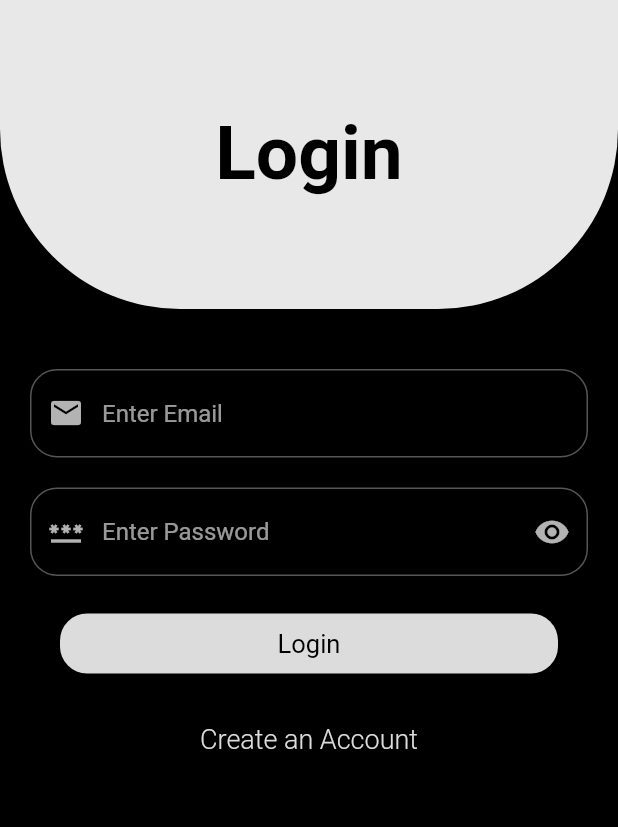
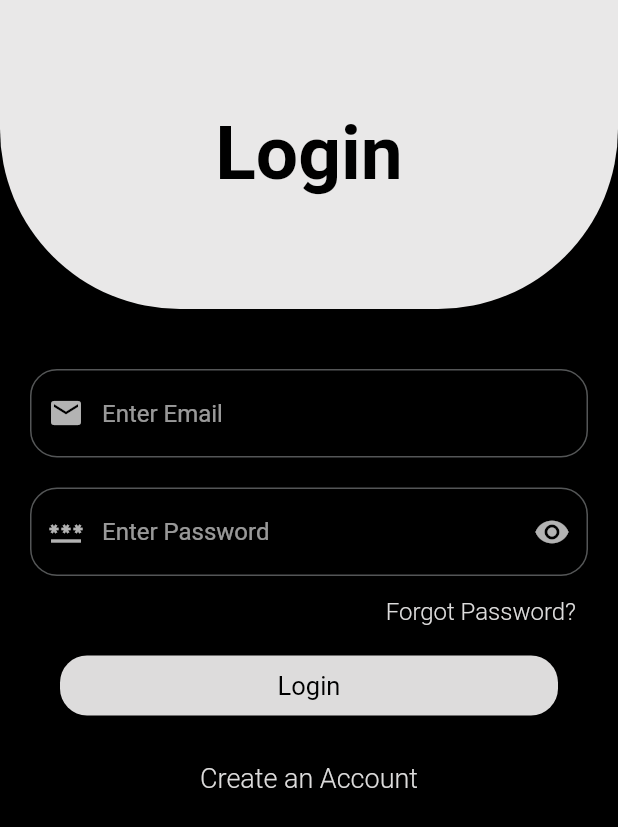
Before and after one commit to ZaynMeledath/zynotes, a Flutter app: the screen it shows after launch, after a tap on "Login or Register", on a phone screen of 412 x 824 dp. Shown: the top 827 px of the screen. Run offline on Flutter 3.47's test engine with Material 2 defaults, Android fonts, the phone set to English and light mode, and no system bars; our stand-ins replace firebase_auth, firebase_core, sqflite; accounts and stored records are empty.

Commit message:
Step-11.1
Guest Homepage Updated

```diff
--- a/lib/views/guest_view.dart
+++ b/lib/views/guest_view.dart
@@ -13,38 +13,86 @@ class GuestView extends StatefulWidget {
 class _GuestViewState extends State<GuestView> {
   @override
   Widget build(BuildContext context) {
+    final screenWidth = MediaQuery.of(context).size.width;
+    final screenHeight = MediaQuery.of(context).size.height;
     return Scaffold(
-        appBar: AppBar(
-          title: const Text('Home Page'),
-          centerTitle: true,
-        ),
-        body: Container(
-          padding: const EdgeInsets.symmetric(horizontal: 0, vertical: 15),
+        body: SafeArea(
       child: Center(
         child: Column(
           children: [
-                const Padding(
-                    padding: EdgeInsets.only(bottom: 8, top: 3),
+            Stack(children: [
+              Container(
+                width: screenWidth,
+                height: screenHeight * .25,
+                decoration: const BoxDecoration(
+                    color: Color.fromARGB(255, 233, 232, 232),
+                    borderRadius: BorderRadius.only(
+                        bottomLeft: Radius.circular(120),
+                        bottomRight: Radius.circular(120))),
+                child: Image.asset(
+                  'assets/images/ColorfulNote.png',
+                  width: 250,
+                  height: 250,
+                ),
+              ),
+              const Positioned(
+                left: 145,
+                top: 55,
                 child: Text(
-                      'Hi Guest',
+                  'Hi',
                   style: TextStyle(
-                        fontSize: 25,
-                        fontWeight: FontWeight.w500,
+                    color: Colors.black,
+                    fontSize: 30,
+                    fontWeight: FontWeight.w400,
                   ),
-                    )),
+                ),
+              ),
+              const Positioned(
+                left: 210,
+                top: 55,
+                child: Text(
+                  'Guest',
+                  style: TextStyle(
+                    color: Colors.black,
+                    fontSize: 30,
+                    fontWeight: FontWeight.w400,
+                  ),
+                ),
+              ),
+            ]),
+            const SizedBox(height: 50),
             const Text(
               'WELCOME TO ZYNOTES',
-                  style: TextStyle(fontSize: 25, fontWeight: FontWeight.w500),
+              style: TextStyle(fontSize: 28, fontWeight: FontWeight.w500),
             ),
-                Padding(
-                  padding: const EdgeInsets.only(top: 8),
-                  child: ElevatedButton(
-                      onPressed: () {
-                        Navigator.of(context).pushNamedAndRemoveUntil(
-                            loginView, (route) => false);
+            GestureDetector(
+              onTap: () {
+                Navigator.of(context)
+                    .pushNamedAndRemoveUntil(loginView, (route) => false);
               },
-                      child: const Text('Login or Register')),
-                )
+              child: Padding(
+                padding: const EdgeInsets.symmetric(
+                  horizontal: 60,
+                  vertical: 40,
+                ),
+                child: Container(
+                  width: double.infinity,
+                  height: 40,
+                  decoration: BoxDecoration(
+                    color: const Color.fromARGB(255, 221, 220, 220),
+                    borderRadius: BorderRadius.circular(18),
+                  ),
+                  child: const Center(
+                    child: Text('Login or Register',
+                        style: TextStyle(
+                          fontSize: 18,
+                          fontWeight: FontWeight.w500,
+                          color: Colors.black,
+                        )),
+                  ),
+                ),
+              ),
+            ),
           ],
         ),
       ),
--- a/lib/views/login_view.dart
+++ b/lib/views/login_view.dart
@@ -61,7 +61,11 @@ class _LoginViewState extends State<LoginView> {
           ),
         ),
         Padding(
-          padding: const EdgeInsets.symmetric(horizontal: 20, vertical: 40),
+          padding: const EdgeInsets.only(
+            left: 20,
+            right: 20,
+            top: 40,
+          ),
           child: Column(
             children: [
               TextField(
@@ -97,6 +101,17 @@ class _LoginViewState extends State<LoginView> {
                         },
                       )),
                 ),
+              ),
+              Container(
+                alignment: Alignment.centerRight,
+                width: double.infinity,
+                child: TextButton(
+                    onPressed: () {},
+                    child: const Text('Forgot Password?',
+                        style: TextStyle(
+                          fontSize: 16,
+                          fontWeight: FontWeight.w300,
+                        ))),
               ),
               GestureDetector(
                 onTap: () async {
@@ -155,7 +170,7 @@ class _LoginViewState extends State<LoginView> {
                   padding: const EdgeInsets.only(
                     left: 20,
                     right: 20,
-                    top: 25,
+                    top: 5,
                   ),
                   child: Container(
                     width: double.infinity,
@@ -174,7 +189,7 @@ class _LoginViewState extends State<LoginView> {
                   ),
                 ),
               ),
-              const SizedBox(height: 20),
+              const SizedBox(height: 18),
               TextButton(
                   onPressed: () {
                     Navigator.of(context).pushNamedAndRemoveUntil(
--- a/lib/views/register_view.dart
+++ b/lib/views/register_view.dart
@@ -59,7 +59,11 @@ class _RegisterViewState extends State<RegisterView> {
                   )),
             )),
         Padding(
-            padding: const EdgeInsets.symmetric(horizontal: 20, vertical: 40),
+            padding: const EdgeInsets.only(
+              left: 20,
+              right: 20,
+              top: 40,
+            ),
             child: Column(
               children: [
                 TextField(
@@ -166,7 +170,7 @@ class _RegisterViewState extends State<RegisterView> {
                     ),
                   ),
                 ),
-                const SizedBox(height: 20),
+                const SizedBox(height: 18),
                 TextButton(
                     onPressed: () {
                       Navigator.of(context).pushNamedAndRemoveUntil(
--- a/pubspec.yaml
+++ b/pubspec.yaml
@@ -67,8 +67,8 @@ flutter:
   uses-material-design: true
 
   # To add assets to your application, add an assets section, like this:
-  # assets:
-  #   - images/a_dot_burr.jpeg
+  assets:
+    - assets/images/
   #   - images/a_dot_ham.jpeg
 
   # An image asset can refer to one or more resolution-specific "variants", see
```
Also changed, not shown: assets/images/ColorfulNote.png (added), assets/images/NotebookAndPencil.png (added). Lines whose indentation alone changed are shown as unchanged.
